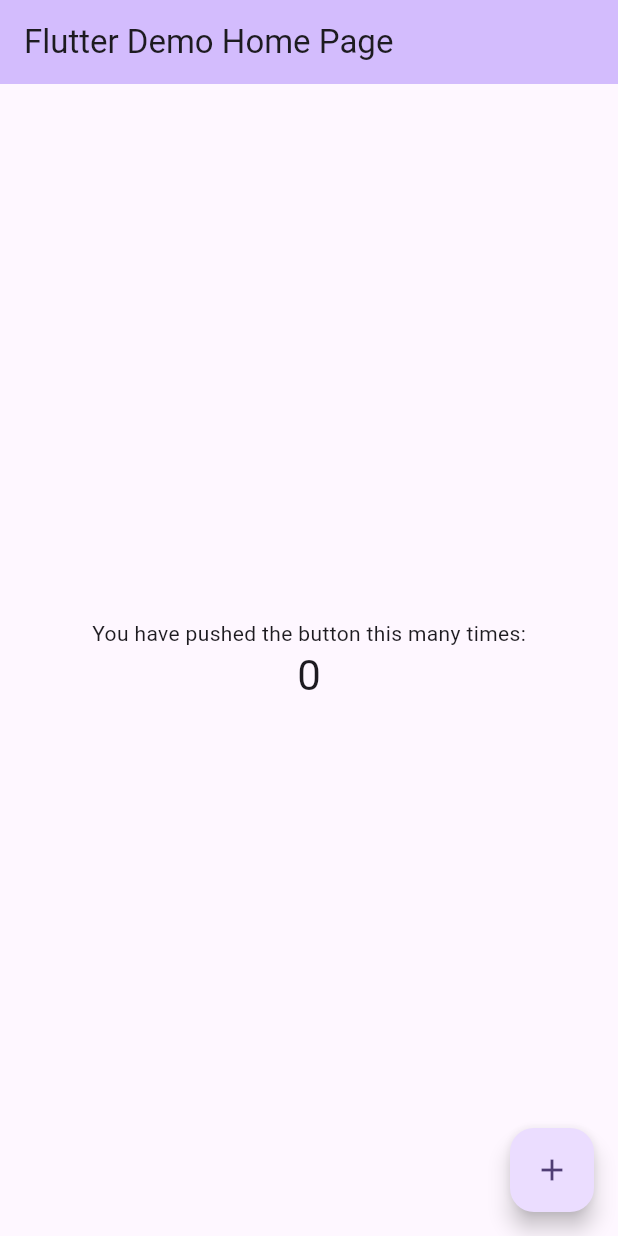
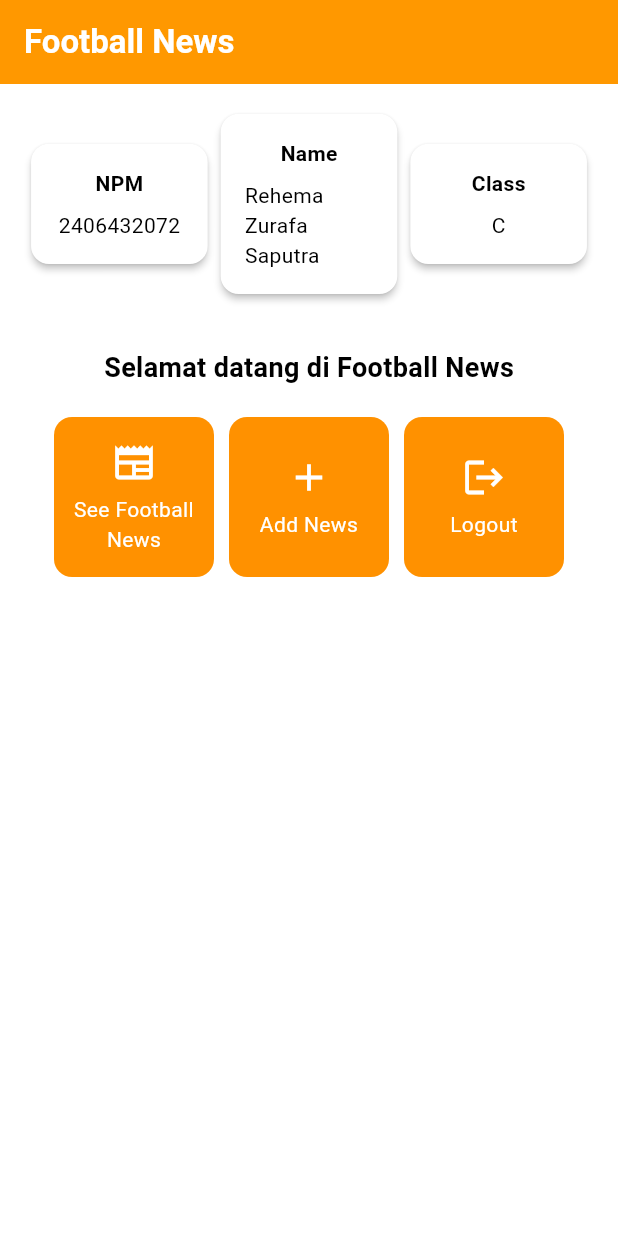
Before and after one commit to rehemazurafasaputra/football-news-mobile, a Flutter app: the screen it shows after launch, on a phone screen of 412 x 824 dp. Run offline on Flutter 3.47's test engine with Material 3 defaults, Android fonts, the phone set to English and light mode, and no system bars.

Commit message:
tutorial 6 selesai

```diff
--- a/lib/main.dart
+++ b/lib/main.dart
@@ -1,4 +1,5 @@
 import 'package:flutter/material.dart';
+import 'package:football_news/menu.dart';
 
 void main() {
   runApp(const MyApp());
@@ -28,95 +29,10 @@ class MyApp extends StatelessWidget {
         //
         // This works for code too, not just values: Most code changes can be
         // tested with just a hot reload.
-        colorScheme: ColorScheme.fromSeed(seedColor: Colors.deepPurple),
+        colorScheme: ColorScheme.fromSwatch(primarySwatch: Colors.orange)
+            .copyWith(secondary: Colors.orangeAccent[400]),
       ),
-      home: const MyHomePage(title: 'Flutter Demo Home Page'),
+      home: MyHomePage(),
     );
   }
 }
-
-class MyHomePage extends StatefulWidget {
-  const MyHomePage({super.key, required this.title});
-
-  // This widget is the home page of your application. It is stateful, meaning
-  // that it has a State object (defined below) that contains fields that affect
-  // how it looks.
-
-  // This class is the configuration for the state. It holds the values (in this
-  // case the title) provided by the parent (in this case the App widget) and
-  // used by the build method of the State. Fields in a Widget subclass are
-  // always marked "final".
-
-  final String title;
-
-  @override
-  State<MyHomePage> createState() => _MyHomePageState();
-}
-
-class _MyHomePageState extends State<MyHomePage> {
-  int _counter = 0;
-
-  void _incrementCounter() {
-    setState(() {
-      // This call to setState tells the Flutter framework that something has
-      // changed in this State, which causes it to rerun the build method below
-      // so that the display can reflect the updated values. If we changed
-      // _counter without calling setState(), then the build method would not be
-      // called again, and so nothing would appear to happen.
-      _counter++;
-    });
-  }
-
-  @override
-  Widget build(BuildContext context) {
-    // This method is rerun every time setState is called, for instance as done
-    // by the _incrementCounter method above.
-    //
-    // The Flutter framework has been optimized to make rerunning build methods
-    // fast, so that you can just rebuild anything that needs updating rather
-    // than having to individually change instances of widgets.
-    return Scaffold(
-      appBar: AppBar(
-        // TRY THIS: Try changing the color here to a specific color (to
-        // Colors.amber, perhaps?) and trigger a hot reload to see the AppBar
-        // change color while the other colors stay the same.
-        backgroundColor: Theme.of(context).colorScheme.inversePrimary,
-        // Here we take the value from the MyHomePage object that was created by
-        // the App.build method, and use it to set our appbar title.
-        title: Text(widget.title),
-      ),
-      body: Center(
-        // Center is a layout widget. It takes a single child and positions it
-        // in the middle of the parent.
-        child: Column(
-          // Column is also a layout widget. It takes a list of children and
-          // arranges them vertically. By default, it sizes itself to fit its
-          // children horizontally, and tries to be as tall as its parent.
-          //
-          // Column has various properties to control how it sizes itself and
-          // how it positions its children. Here we use mainAxisAlignment to
-          // center the children vertically; the main axis here is the vertical
-          // axis because Columns are vertical (the cross axis would be
-          // horizontal).
-          //
-          // TRY THIS: Invoke "debug painting" (choose the "Toggle Debug Paint"
-          // action in the IDE, or press "p" in the console), to see the
-          // wireframe for each widget.
-          mainAxisAlignment: MainAxisAlignment.center,
-          children: <Widget>[
-            const Text('You have pushed the button this many times:'),
-            Text(
-              '$_counter',
-              style: Theme.of(context).textTheme.headlineMedium,
-            ),
-          ],
-        ),
-      ),
-      floatingActionButton: FloatingActionButton(
-        onPressed: _incrementCounter,
-        tooltip: 'Increment',
-        child: const Icon(Icons.add),
-      ), // This trailing comma makes auto-formatting nicer for build methods.
-    );
-  }
-}
--- /dev/null
+++ b/lib/menu.dart
@@ -0,0 +1,192 @@
+import 'package:flutter/material.dart';
+
+class MyHomePage extends StatelessWidget {
+  MyHomePage({super.key});
+
+  final String nama = "Rehema Zurafa Saputra"; //nama
+  final String npm = "2406432072"; //npm
+  final String kelas = "C"; //kelas
+
+  final List<ItemHomepage> items = [
+    ItemHomepage("See Football News", Icons.newspaper),
+    ItemHomepage("Add News", Icons.add),
+    ItemHomepage("Logout", Icons.logout),
+  ];
+
+
+  @override
+  Widget build(BuildContext context) {
+    // Scaffold menyediakan struktur dasar halaman dengan AppBar dan body.
+    return Scaffold(
+      // AppBar adalah bagian atas halaman yang menampilkan judul.
+      appBar: AppBar(
+        // Judul aplikasi "Football News" dengan teks putih dan tebal.
+        title: const Text(
+          'Football News',
+          style: TextStyle(
+            color: Colors.white,
+            fontWeight: FontWeight.bold,
+          ),
+        ),
+        // Warna latar belakang AppBar diambil dari skema warna tema aplikasi.
+        backgroundColor: Theme.of(context).colorScheme.primary,
+      ),
+      // Body halaman dengan padding di sekelilingnya.
+      body: Padding(
+        padding: const EdgeInsets.all(16.0),
+        // Menyusun widget secara vertikal dalam sebuah kolom.
+        child: Column(
+          crossAxisAlignment: CrossAxisAlignment.center,
+          children: [
+            // Row untuk menampilkan 3 InfoCard secara horizontal.
+            Row(
+              mainAxisAlignment: MainAxisAlignment.spaceEvenly,
+              children: [
+                InfoCard(title: 'NPM', content: npm),
+                InfoCard(title: 'Name', content: nama),
+                InfoCard(title: 'Class', content: kelas),
+              ],
+            ),
+
+            // Memberikan jarak vertikal 16 unit.
+            const SizedBox(height: 16.0),
+
+            // Menempatkan widget berikutnya di tengah halaman.
+            Center(
+              child: Column(
+                // Menyusun teks dan grid item secara vertikal.
+
+                children: [
+                  // Menampilkan teks sambutan dengan gaya tebal dan ukuran 18.
+                  const Padding(
+                    padding: EdgeInsets.only(top: 16.0),
+                    child: Text(
+                      'Selamat datang di Football News',
+                      style: TextStyle(
+                        fontWeight: FontWeight.bold,
+                        fontSize: 18.0,
+                      ),
+                    ),
+                  ),
+
+                  // Grid untuk menampilkan ItemCard dalam bentuk grid 3 kolom.
+                  GridView.count(
+                    primary: true,
+                    padding: const EdgeInsets.all(20),
+                    crossAxisSpacing: 10,
+                    mainAxisSpacing: 10,
+                    crossAxisCount: 3,
+                    // Agar grid menyesuaikan tinggi kontennya.
+                    shrinkWrap: true,
+
+                    // Menampilkan ItemCard untuk setiap item dalam list items.
+                    children: items.map((ItemHomepage item) {
+                      return ItemCard(item);
+                    }).toList(),
+                  ),
+                ],
+              ),
+            ),
+          ],
+        ),
+      ),
+    );
+  }
+}
+
+class ItemHomepage {
+  final String name;
+  final IconData icon;
+
+  ItemHomepage(this.name, this.icon);
+}
+
+class InfoCard extends StatelessWidget {
+  // Kartu informasi yang menampilkan title dan content.
+
+  final String title;  // Judul kartu.
+  final String content;  // Isi kartu.
+
+  const InfoCard({super.key, required this.title, required this.content});
+
+  @override
+  Widget build(BuildContext context) {
+    return Card(
+      // Membuat kotak kartu dengan bayangan dibawahnya.
+      elevation: 2.0,
+      child: Container(
+        // Mengatur ukuran dan jarak di dalam kartu.
+        width: MediaQuery.of(context).size.width / 3.5, // menyesuaikan dengan lebar device yang digunakan.
+        padding: const EdgeInsets.all(16.0),
+        // Menyusun title dan content secara vertikal.
+        child: Column(
+          children: [
+            Text(
+              title,
+              style: const TextStyle(fontWeight: FontWeight.bold),
+            ),
+            const SizedBox(height: 8.0),
+            Text(content),
+          ],
+        ),
+      ),
+    );
+  }
+}
+
+class ItemCard extends StatelessWidget {
+  // Menampilkan kartu dengan ikon dan nama.
+
+  final ItemHomepage item;
+
+  const ItemCard(this.item, {super.key});
+
+  @override
+  Widget build(BuildContext context) {
+    return Material(
+      // Menentukan warna latar belakang dari tema aplikasi.
+      color: Theme
+          .of(context)
+          .colorScheme
+          .secondary,
+      // Membuat sudut kartu melengkung.
+      borderRadius: BorderRadius.circular(12),
+
+      child: InkWell(
+        // Aksi ketika kartu ditekan.
+        onTap: () {
+          // Menampilkan pesan SnackBar saat kartu ditekan.
+          ScaffoldMessenger.of(context)
+            ..hideCurrentSnackBar()
+            ..showSnackBar(
+                SnackBar(
+                    content: Text("Kamu telah menekan tombol ${item.name}!"))
+            );
+        },
+        // Container untuk menyimpan Icon dan Text
+        child: Container(
+          padding: const EdgeInsets.all(8),
+          child: Center(
+            child: Column(
+              // Menyusun ikon dan teks di tengah kartu.
+              mainAxisAlignment: MainAxisAlignment.center,
+              children: [
+                Icon(
+                  item.icon,
+                  color: Colors.white,
+                  size: 30.0,
+                ),
+                const Padding(padding: EdgeInsets.all(3)),
+                Text(
+                  item.name,
+                  textAlign: TextAlign.center,
+                  style: const TextStyle(color: Colors.white),
+                ),
+              ],
+            ),
+          ),
+        ),
+      ),
+    );
+  }
+}
```
